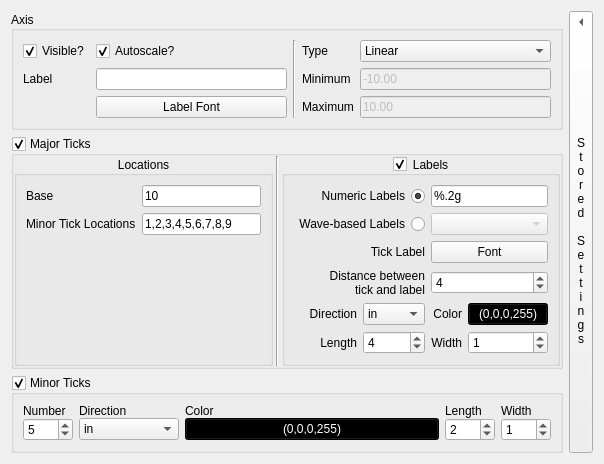
Old version of the form src/ui/Ui_ScatterPlotAxis.ui in the repository bbreslauer/PySciPlot.
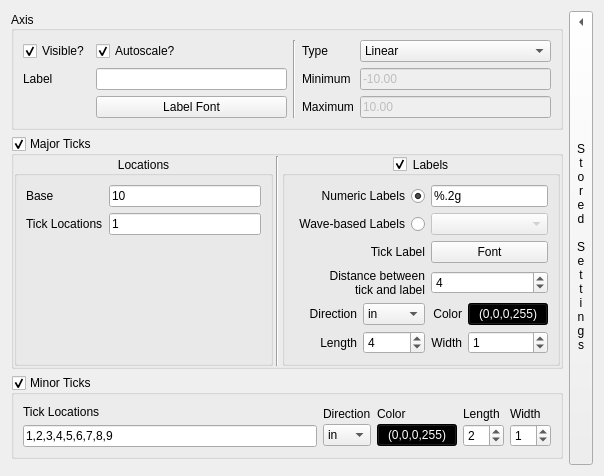
New version of the form. The open tabs and pages were chosen to show the change. Custom widgets are drawn as their Qt base class.

Commit message: Added both major and minor tick locations for log plots. (#17)

The edit to the form file:
```diff
--- a/src/ui/Ui_ScatterPlotAxis.ui
+++ b/src/ui/Ui_ScatterPlotAxis.ui
@@ -304,14 +304,14 @@
              <item row="1" column="0">
               <widget class="QLabel" name="label_3">
                <property name="text">
-                <string>Minor Tick Locations</string>
+                <string>Tick Locations</string>
                </property>
               </widget>
              </item>
              <item row="1" column="1">
-              <widget class="QLineEdit" name="minorTicksLogLocations">
+              <widget class="QLineEdit" name="majorTicksLogLocations">
                <property name="text">
-                <string>1,2,3,4,5,6,7,8,9</string>
+                <string>1</string>
                </property>
               </widget>
              </item>
@@ -542,6 +542,45 @@
      </layout>
     </widget>
    </item>
+   <item row="0" column="1" rowspan="4">
+    <widget class="QStoredSettingsButton" name="storedSettingsButton">
+     <property name="sizePolicy">
+      <sizepolicy hsizetype="Fixed" vsizetype="Expanding">
+       <horstretch>0</horstretch>
+       <verstretch>0</verstretch>
+      </sizepolicy>
+     </property>
+     <property name="maximumSize">
+      <size>
+       <width>26</width>
+       <height>16777215</height>
+      </size>
+     </property>
+     <property name="text">
+      <string>S
+t
+o
+r
+e
+d
+
+S
+e
+t
+t
+i
+n
+g
+s</string>
+     </property>
+     <property name="toolButtonStyle">
+      <enum>Qt::ToolButtonTextUnderIcon</enum>
+     </property>
+     <property name="arrowType">
+      <enum>Qt::LeftArrow</enum>
+     </property>
+    </widget>
+   </item>
    <item row="2" column="0">
     <widget class="QGroupBox" name="minorTicksVisible">
      <property name="sizePolicy">
@@ -560,24 +599,71 @@
       <property name="verticalSpacing">
        <number>0</number>
       </property>
-      <item row="0" column="0">
-       <widget class="QLabel" name="label_26">
-        <property name="text">
-         <string>Number</string>
+      <item row="0" column="0" rowspan="2">
+       <widget class="QStackedWidget" name="minorTicksLocationsStackedWidget">
+        <property name="currentIndex">
+         <number>0</number>
         </property>
-        <property name="alignment">
-         <set>Qt::AlignLeading|Qt::AlignLeft|Qt::AlignVCenter</set>
-        </property>
-       </widget>
-      </item>
-      <item row="0" column="1">
-       <widget class="QLabel" name="label_23">
-        <property name="text">
-         <string>Direction</string>
-        </property>
-        <property name="alignment">
-         <set>Qt::AlignLeading|Qt::AlignLeft|Qt::AlignVCenter</set>
-        </property>
+        <widget class="QWidget" name="page_3">
+         <layout class="QVBoxLayout" name="verticalLayout">
+          <property name="margin">
+           <number>0</number>
+          </property>
+          <item>
+           <widget class="QLabel" name="label_26">
+            <property name="text">
+             <string>Number</string>
+            </property>
+            <property name="alignment">
+             <set>Qt::AlignLeading|Qt::AlignLeft|Qt::AlignVCenter</set>
+            </property>
+           </widget>
+          </item>
+          <item>
+           <widget class="QSpinBox" name="minorTicksNumber">
+            <property name="sizePolicy">
+             <sizepolicy hsizetype="Preferred" vsizetype="Fixed">
+              <horstretch>0</horstretch>
+              <verstretch>0</verstretch>
+             </sizepolicy>
+            </property>
+            <property name="maximumSize">
+             <size>
+              <width>50</width>
+              <height>16777215</height>
+             </size>
+            </property>
+            <property name="minimum">
+             <number>1</number>
+            </property>
+            <property name="value">
+             <number>5</number>
+            </property>
+           </widget>
+          </item>
+         </layout>
+        </widget>
+        <widget class="QWidget" name="page_4">
+         <layout class="QVBoxLayout" name="verticalLayout_2">
+          <property name="margin">
+           <number>0</number>
+          </property>
+          <item>
+           <widget class="QLabel" name="label_4">
+            <property name="text">
+             <string>Tick Locations</string>
+            </property>
+           </widget>
+          </item>
+          <item>
+           <widget class="QLineEdit" name="minorTicksLogLocations">
+            <property name="text">
+             <string>1,2,3,4,5,6,7,8,9</string>
+            </property>
+           </widget>
+          </item>
+         </layout>
+        </widget>
        </widget>
       </item>
       <item row="0" column="2">
@@ -600,7 +686,7 @@
         </property>
        </widget>
       </item>
-      <item row="0" column="5">
+      <item row="0" column="4">
        <widget class="QLabel" name="label_28">
         <property name="text">
          <string>Width</string>
@@ -610,28 +696,6 @@
         </property>
        </widget>
       </item>
-      <item row="1" column="0">
-       <widget class="QSpinBox" name="minorTicksNumber">
-        <property name="sizePolicy">
-         <sizepolicy hsizetype="Preferred" vsizetype="Fixed">
-          <horstretch>0</horstretch>
-          <verstretch>0</verstretch>
-         </sizepolicy>
-        </property>
-        <property name="maximumSize">
-         <size>
-          <width>50</width>
-          <height>16777215</height>
-         </size>
-        </property>
-        <property name="minimum">
-         <number>1</number>
-        </property>
-        <property name="value">
-         <number>5</number>
-        </property>
-       </widget>
-      </item>
       <item row="1" column="1">
        <widget class="QComboBox" name="minorTicksDirection">
         <property name="maximumSize">
@@ -676,7 +740,7 @@
         </property>
        </widget>
       </item>
-      <item row="1" column="5">
+      <item row="1" column="4">
        <widget class="QSpinBox" name="minorTicksWidth">
         <property name="maximumSize">
          <size>
@@ -689,48 +753,19 @@
         </property>
        </widget>
       </item>
+      <item row="0" column="1">
+       <widget class="QLabel" name="label_23">
+        <property name="text">
+         <string>Direction</string>
+        </property>
+        <property name="alignment">
+         <set>Qt::AlignLeading|Qt::AlignLeft|Qt::AlignVCenter</set>
+        </property>
+       </widget>
+      </item>
      </layout>
     </widget>
    </item>
-   <item row="0" column="1" rowspan="3">
-    <widget class="QStoredSettingsButton" name="storedSettingsButton">
-     <property name="sizePolicy">
-      <sizepolicy hsizetype="Fixed" vsizetype="Expanding">
-       <horstretch>0</horstretch>
-       <verstretch>0</verstretch>
-      </sizepolicy>
-     </property>
-     <property name="maximumSize">
-      <size>
-       <width>26</width>
-       <height>16777215</height>
-      </size>
-     </property>
-     <property name="text">
-      <string>S
-t
-o
-r
-e
-d
-
-S
-e
-t
-t
-i
-n
-g
-s</string>
-     </property>
-     <property name="toolButtonStyle">
-      <enum>Qt::ToolButtonTextUnderIcon</enum>
-     </property>
-     <property name="arrowType">
-      <enum>Qt::LeftArrow</enum>
-     </property>
-    </widget>
-   </item>
   </layout>
  </widget>
  <customwidgets>
```
Left out of the diff: 44 changed lines with no effect on the pictures. The commit also changes 3 other files.
